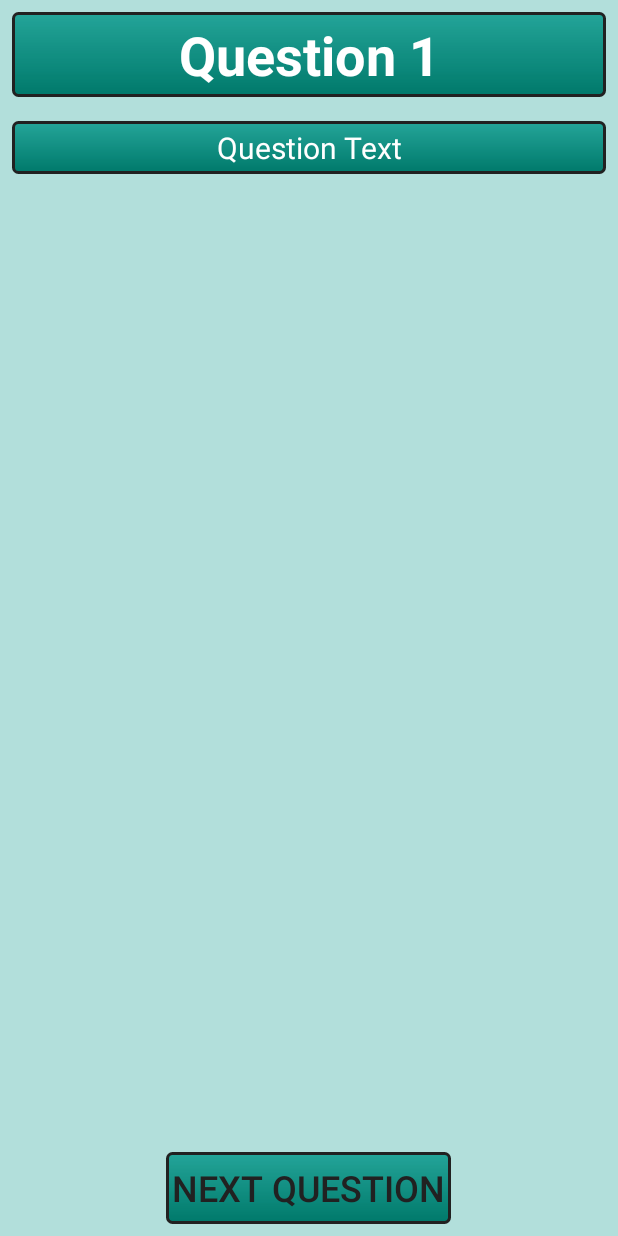
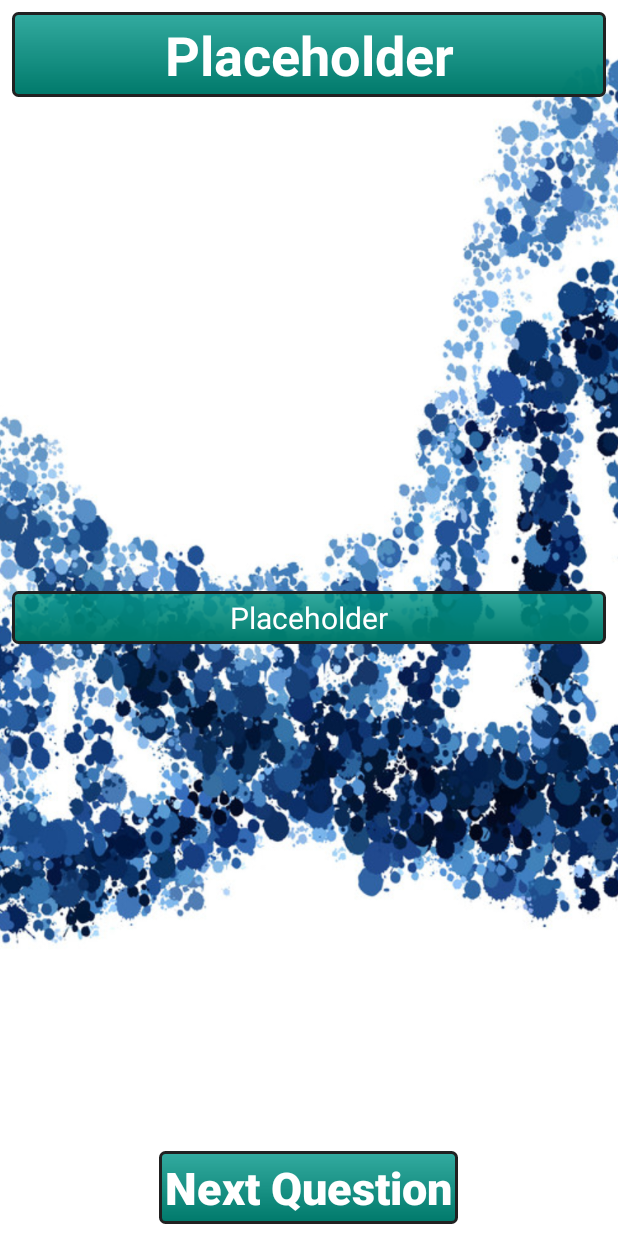
Before and after one commit to Z-Clip/Udacity_Project_Quiz_App, an Android app: the layout activity_main.xml on its own in the app's theme, with its tools: preview values and no code run, on a phone screen of 412 x 824 dp. Run offline under Robolectric (Android 15) with nearby library versions, the phone set to English and light mode, and no system bars.

Commit message:
Use styles for multiple choice inputs.

```diff
--- a/app/src/main/res/layout/activity_main.xml
+++ b/app/src/main/res/layout/activity_main.xml
@@ -1,191 +1,141 @@
 <?xml version="1.0" encoding="utf-8"?>
-<RelativeLayout
-    xmlns:android="http://schemas.android.com/apk/res/android"
+<RelativeLayout xmlns:android="http://schemas.android.com/apk/res/android"
     xmlns:tools="http://schemas.android.com/tools"
-    tools:context="com.example.android.quizapp.MainActivity"
     android:layout_width="match_parent"
     android:layout_height="match_parent"
-    android:background="@color/lightPrimary">
+    android:background="@color/lightPrimary"
+    tools:context="com.example.android.quizapp.MainActivity">
 
+    <!-- Background Image -->
+    <ImageView
+        style="@style/background_image"
+        tools:ignore="ContentDescription" />
+
+    <!--Header -->
     <TextView
         android:id="@+id/header_text_view"
-        android:layout_width="match_parent"
-        android:layout_height="wrap_content"
-        android:layout_centerHorizontal="true"
-        android:layout_margin="8dp"
-        android:padding="4dp"
-        android:background="@drawable/dark_primary_gradient"
-        android:text="Question 1"
-        android:textSize="36sp"
-        android:textStyle="bold"
-        android:textColor="@color/iconText"
-        android:gravity="center_horizontal"/>
+        style="@style/header"
+        android:text="@string/question_placeholder"
+        android:textSize="36sp" />
 
+    <!-- Question Photo -->
     <ImageView
         android:id="@+id/image"
         android:layout_width="match_parent"
-        android:layout_height="200dp"
+        android:layout_height="match_parent"
+        android:layout_above="@id/question_text"
+        android:layout_below="@id/header_text_view"
         android:layout_margin="8dp"
-        android:layout_below="@id/header_text_view"
-        android:visibility="gone"/>
+        android:visibility="gone"
+        tools:ignore="ContentDescription" />
 
+    <!-- Question Text -->
     <TextView
         android:id="@+id/question_text"
         android:layout_width="match_parent"
         android:layout_height="wrap_content"
+        android:layout_centerInParent="true"
         android:layout_margin="8dp"
+        android:background="@drawable/dark_primary_gradient"
+        android:gravity="center_horizontal"
         android:padding="4dp"
-        android:layout_below="@id/image"
-        android:layout_centerInParent="true"
-        android:background="@drawable/dark_primary_gradient"
-        android:text="Question Text"
-        android:textSize="20sp"
+        android:text="@string/question_placeholder"
         android:textColor="@color/iconText"
-        android:gravity="center_horizontal"/>
+        android:textSize="20sp" />
 
+    <!-- User Input Views -->
     <LinearLayout
         android:id="@+id/answer_view"
         android:layout_width="match_parent"
         android:layout_height="match_parent"
-        android:orientation="vertical"
+        android:layout_above="@id/next_button"
         android:layout_below="@id/question_text"
-        android:layout_above="@id/next_button">
+        android:orientation="vertical">
+
+        <!-- Multiple Choice Multi-Select -->
+        <ScrollView
+            android:id="@+id/checkboxes"
+            android:layout_width="match_parent"
+            android:layout_height="wrap_content"
+            android:visibility="gone">
 
             <LinearLayout
-            android:id="@+id/checkboxes"
-            android:visibility="gone"
                 android:layout_width="match_parent"
                 android:layout_height="wrap_content"
-            android:orientation="vertical"
-            android:layout_margin="8dp">
+                android:layout_margin="8dp"
+                android:orientation="vertical">
 
                 <CheckBox
                     android:id="@+id/checkbox_option_1"
+                    style="@style/multi_checkboxes" />
+
+                <CheckBox
+                    android:id="@+id/checkbox_option_2"
+                    style="@style/multi_checkboxes" />
+
+                <CheckBox
+                    android:id="@+id/checkbox_option_3"
+                    style="@style/multi_checkboxes" />
+
+                <CheckBox
+                    android:id="@+id/checkbox_option_4"
+                    style="@style/multi_checkboxes" />
+
+            </LinearLayout>
+
+        </ScrollView>
+
+        <!-- Multiple Choice Single Select -->
+        <ScrollView
+            android:visibility="gone"
+            android:id="@+id/radio_buttons"
+            android:layout_width="match_parent"
+            android:layout_height="wrap_content">
+
+            <RadioGroup
                 android:layout_width="match_parent"
                 android:layout_height="wrap_content"
                 android:layout_margin="8dp"
-                android:padding="4dp"
                 android:background="@drawable/dark_primary_gradient"
-                android:text="A"
-                android:textSize="18sp"
-                android:textColor="@color/iconText"
-                android:gravity="center_vertical"/>
-
-            <CheckBox
-                android:id="@+id/checkbox_option_2"
-                android:layout_width="match_parent"
-                android:layout_height="wrap_content"
-                android:layout_margin="8dp"
-                android:padding="4dp"
-                android:background="@drawable/dark_primary_gradient"
-                android:text="B"
-                android:textSize="18sp"
-                android:textColor="@color/iconText"
-                android:gravity="center_vertical"/>
-
-            <CheckBox
-                android:id="@+id/checkbox_option_3"
-                android:layout_width="match_parent"
-                android:layout_height="wrap_content"
-                android:layout_margin="8dp"
-                android:padding="4dp"
-                android:background="@drawable/dark_primary_gradient"
-                android:text="C"
-                android:textSize="18sp"
-                android:textColor="@color/iconText"
-                android:gravity="center_vertical"/>
-
-            <CheckBox
-                android:id="@+id/checkbox_option_4"
-                android:layout_width="match_parent"
-                android:layout_height="wrap_content"
-                android:layout_margin="8dp"
-                android:padding="4dp"
-                android:background="@drawable/dark_primary_gradient"
-                android:text="D"
-                android:textSize="18sp"
-                android:textColor="@color/iconText"
-                android:gravity="center_vertical"/>
-
-        </LinearLayout>
-
-        <RadioGroup
-            android:id="@+id/radio_buttons"
-            android:layout_width="match_parent"
-            android:layout_height="wrap_content"
-            android:visibility="gone"
-            android:layout_margin="8dp"
-            android:orientation="vertical"
-            android:background="@drawable/dark_primary_gradient">
+                android:orientation="vertical">
 
                 <RadioButton
                     android:id="@+id/radio_option_1"
-                android:layout_width="match_parent"
-                android:layout_height="wrap_content"
-                android:padding="4dp"
-                android:text="A"
-                android:textSize="18sp"
-                android:textColor="@color/iconText"
-                android:gravity="center_vertical"/>
+                    style="@style/radio_button"/>
 
                 <RadioButton
                     android:id="@+id/radio_option_2"
-                android:layout_width="match_parent"
-                android:layout_height="wrap_content"
-                android:padding="4dp"
-                android:text="B"
-                android:textSize="18sp"
-                android:textColor="@color/iconText"
-                android:gravity="center_vertical"/>
+                    style="@style/radio_button"/>
 
                 <RadioButton
                     android:id="@+id/radio_option_3"
-                android:layout_width="match_parent"
-                android:layout_height="wrap_content"
-                android:padding="4dp"
-                android:text="C"
-                android:textSize="18sp"
-                android:textColor="@color/iconText"
-                android:gravity="center_vertical"/>
+                    style="@style/radio_button"/>
 
                 <RadioButton
                     android:id="@+id/radio_option_4"
-                android:layout_width="match_parent"
-                android:layout_height="wrap_content"
-                android:padding="4dp"
-                android:text="D"
-                android:textSize="18sp"
-                android:textColor="@color/iconText"
-                android:gravity="center_vertical"/>
+                    style="@style/radio_button"/>
 
             </RadioGroup>
 
+        </ScrollView>
+
         <EditText
             android:id="@+id/free_text_answer"
-            android:visibility="gone"
             android:layout_width="match_parent"
             android:layout_height="match_parent"
             android:layout_margin="8dp"
+            android:background="@color/whiteTransparent"
+            android:gravity="start"
             android:inputType="text"
+            android:textAlignment="viewStart"
             android:textSize="18sp"
-            android:background="@color/whiteTransparent"
-            android:textAlignment="viewStart"
-            android:gravity="start"/>
+            android:visibility="gone" />
 
     </LinearLayout>
 
     <Button
         android:id="@+id/next_button"
-        android:layout_width="wrap_content"
-        android:layout_height="wrap_content"
-        android:layout_margin="8dp"
-        android:padding="4dp"
-        android:layout_centerHorizontal="true"
-        android:layout_alignParentBottom="true"
-        android:background="@drawable/dark_primary_gradient"
-        android:text="Next Question"
-        android:textSize="24sp"
-        android:textColor="@color/primaryText"
-        android:onClick="nextQuestion"/>
+        style="@style/next_button"
+        android:onClick="nextQuestion" />
 
 </RelativeLayout>
--- a/app/src/main/res/layout/activity_main_landscape.xml
+++ b/app/src/main/res/layout/activity_main_landscape.xml
@@ -7,19 +7,15 @@
     android:layout_height="match_parent"
     android:background="@color/lightPrimary">
 
+    <ImageView
+        style="@style/background_image"
+        tools:ignore="ContentDescription"/>
+
     <TextView
         android:id="@+id/header_text_view"
-        android:layout_width="match_parent"
-        android:layout_height="wrap_content"
-        android:layout_centerHorizontal="true"
-        android:layout_margin="8dp"
-        android:padding="4dp"
-        android:background="@drawable/dark_primary_gradient"
-        android:text="Question 1"
-        android:textSize="36sp"
-        android:textStyle="bold"
-        android:textColor="@color/iconText"
-        android:gravity="center_horizontal"/>
+        style="@style/header"
+        android:text="@string/question_placeholder"
+        android:textSize="36sp"/>
 
     <LinearLayout
         android:layout_width="match_parent"
@@ -196,16 +192,6 @@
 
     <Button
         android:id="@+id/next_button"
-        android:layout_width="wrap_content"
-        android:layout_height="wrap_content"
-        android:layout_margin="8dp"
-        android:padding="4dp"
-        android:layout_centerHorizontal="true"
-        android:layout_alignParentBottom="true"
-        android:background="@drawable/dark_primary_gradient"
-        android:text="@string/next_question"
-        android:textSize="24sp"
-        android:textColor="@color/primaryText"
+        style="@style/next_button"
         android:onClick="nextQuestion"/>
-
 </RelativeLayout>
--- a/app/src/main/res/values/strings.xml
+++ b/app/src/main/res/values/strings.xml
@@ -10,4 +10,6 @@
     <string name="email_me">Email Me My Score Breakdown</string>
     <string name="try_again">Try Again</string>
     <string name="next_question">Next Question</string>
+    <string name="question_placeholder">Placeholder</string>
+    <string name="image_content_description">Image</string>
 </resources>
--- a/app/src/main/res/values/styles.xml
+++ b/app/src/main/res/values/styles.xml
@@ -66,4 +66,42 @@
         <item name="android:textAllCaps">false</item>
     </style>
 
+    <style name="next_button">
+        <item name="android:layout_width">wrap_content</item>
+        <item name="android:layout_height">wrap_content</item>
+        <item name="android:layout_margin">8dp</item>
+        <item name="android:textAllCaps">false</item>
+        <item name="android:textSize">30sp</item>
+        <item name="android:textColor">@color/iconText</item>
+        <item name="android:textStyle">bold</item>
+        <item name="android:background">@drawable/dark_primary_gradient</item>
+        <item name="android:padding">4dp</item>
+        <item name="android:gravity">center_horizontal</item>
+        <item name="android:layout_alignParentBottom">true</item>
+        <item name="android:layout_centerHorizontal">true</item>
+        <item name="android:text">@string/next_question</item>
+    </style>
+
+    <style name="multi_checkboxes">
+        <item name="android:layout_width">match_parent</item>
+        <item name="android:layout_height">wrap_content</item>
+        <item name="android:layout_margin">8dp</item>
+        <item name="android:background">@drawable/dark_primary_gradient</item>
+        <item name="android:gravity">center_vertical</item>
+        <item name="android:padding">4dp</item>
+        <item name="android:text">@string/question_placeholder</item>
+        <item name="android:textColor">@color/iconText</item>
+        <item name="android:textSize">18sp</item>
+    </style>
+
+    <style name="radio_button">
+        <item name="android:layout_width">match_parent</item>
+        <item name="android:layout_height">wrap_content</item>
+        <item name="android:gravity">center_vertical</item>
+        <item name="android:padding">4dp</item>
+        <item name="android:textColor">@color/iconText</item>
+        <item name="android:text">@string/question_placeholder</item>
+        <item name="android:textSize">18sp</item>
+    </style>
+
 </resources>
```
Lines whose indentation alone changed are shown as unchanged.
